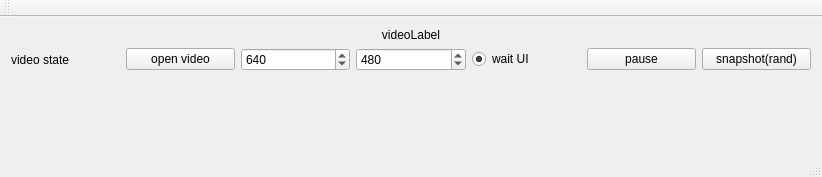
Above: OlabPlayer/mainwindow.ui from e173101/OlabPlayer before the change. Below: the same form after it.
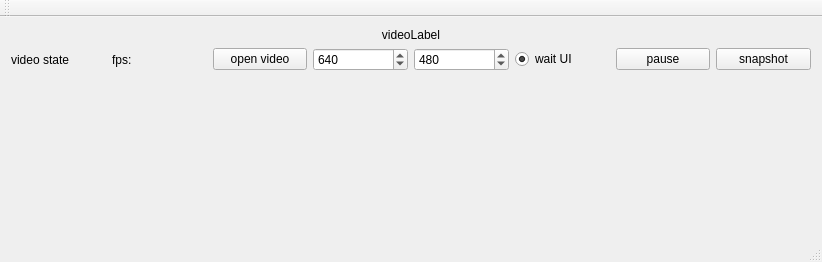
That is the form after the change.

Diff of the .ui file:
```diff
--- a/OlabPlayer/mainwindow.ui
+++ b/OlabPlayer/mainwindow.ui
@@ -7,7 +7,7 @@
     <x>0</x>
     <y>0</y>
     <width>822</width>
-    <height>177</height>
+    <height>262</height>
    </rect>
   </property>
   <property name="windowTitle">
@@ -37,6 +37,13 @@
         </property>
        </widget>
       </item>
+      <item>
+       <widget class="QLabel" name="label_fps">
+        <property name="text">
+         <string>fps:</string>
+        </property>
+       </widget>
+      </item>
       <item>
        <widget class="QPushButton" name="pushButton_openVideo">
         <property name="styleSheet">
@@ -93,7 +100,7 @@
       <item>
        <widget class="QPushButton" name="pushButton_snapshot">
         <property name="text">
-         <string>snapshot(rand)</string>
+         <string>snapshot</string>
         </property>
        </widget>
       </item>
```
Left out of the diff: 2 changed lines with no effect on the pictures.
